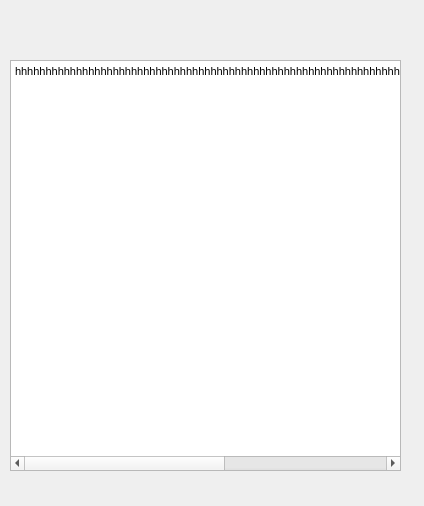
RespectedCow/Privatus, file lib/uis/showEntry.ui: the form before one commit.
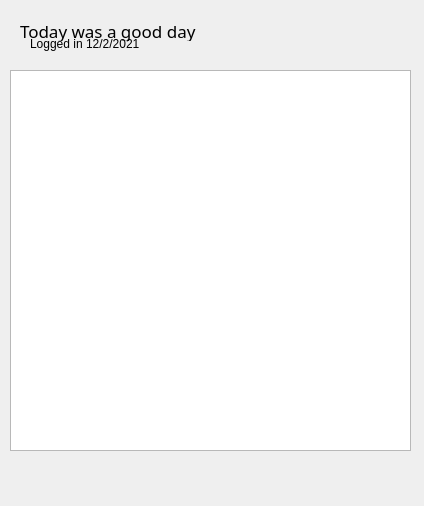
The form after the commit.

Commit message: Show feature

```diff
--- a/lib/uis/showEntry.ui
+++ b/lib/uis/showEntry.ui
@@ -18,9 +18,9 @@
     <property name="geometry">
      <rect>
       <x>10</x>
-      <y>60</y>
-      <width>391</width>
-      <height>411</height>
+      <y>70</y>
+      <width>401</width>
+      <height>381</height>
      </rect>
     </property>
     <property name="lineWrapMode">
@@ -31,7 +31,39 @@
 &lt;html&gt;&lt;head&gt;&lt;meta name=&quot;qrichtext&quot; content=&quot;1&quot; /&gt;&lt;style type=&quot;text/css&quot;&gt;
 p, li { white-space: pre-wrap; }
 &lt;/style&gt;&lt;/head&gt;&lt;body style=&quot; font-family:'MS Shell Dlg 2'; font-size:8.25pt; font-weight:400; font-style:normal;&quot;&gt;
-&lt;p style=&quot; margin-top:0px; margin-bottom:0px; margin-left:0px; margin-right:0px; -qt-block-indent:0; text-indent:0px;&quot;&gt;hhhhhhhhhhhhhhhhhhhhhhhhhhhhhhhhhhhhhhhhhhhhhhhhhhhhhhhhhhhhhhhhhhhhhhhhhhhhhhhhhhhhhhhhhhhhhhhhhhhhhhhhhhhhhhhhhh&lt;/p&gt;&lt;/body&gt;&lt;/html&gt;</string>
+&lt;p style=&quot;-qt-paragraph-type:empty; margin-top:0px; margin-bottom:0px; margin-left:0px; margin-right:0px; -qt-block-indent:0; text-indent:0px;&quot;&gt;&lt;br /&gt;&lt;/p&gt;&lt;/body&gt;&lt;/html&gt;</string>
+    </property>
+   </widget>
+   <widget class="QLabel" name="titleLabel">
+    <property name="geometry">
+     <rect>
+      <x>20</x>
+      <y>20</y>
+      <width>391</width>
+      <height>21</height>
+     </rect>
+    </property>
+    <property name="font">
+     <font>
+      <family>Myanmar Text</family>
+      <pointsize>13</pointsize>
+     </font>
+    </property>
+    <property name="text">
+     <string>Today was a good day</string>
+    </property>
+   </widget>
+   <widget class="QLabel" name="creationLabel">
+    <property name="geometry">
+     <rect>
+      <x>30</x>
+      <y>36</y>
+      <width>141</width>
+      <height>16</height>
+     </rect>
+    </property>
+    <property name="text">
+     <string>Logged in 12/2/2021</string>
     </property>
    </widget>
   </widget>
```
Left out of the diff: 5 changed lines with no effect on the pictures. The commit also changes 6 other files.
